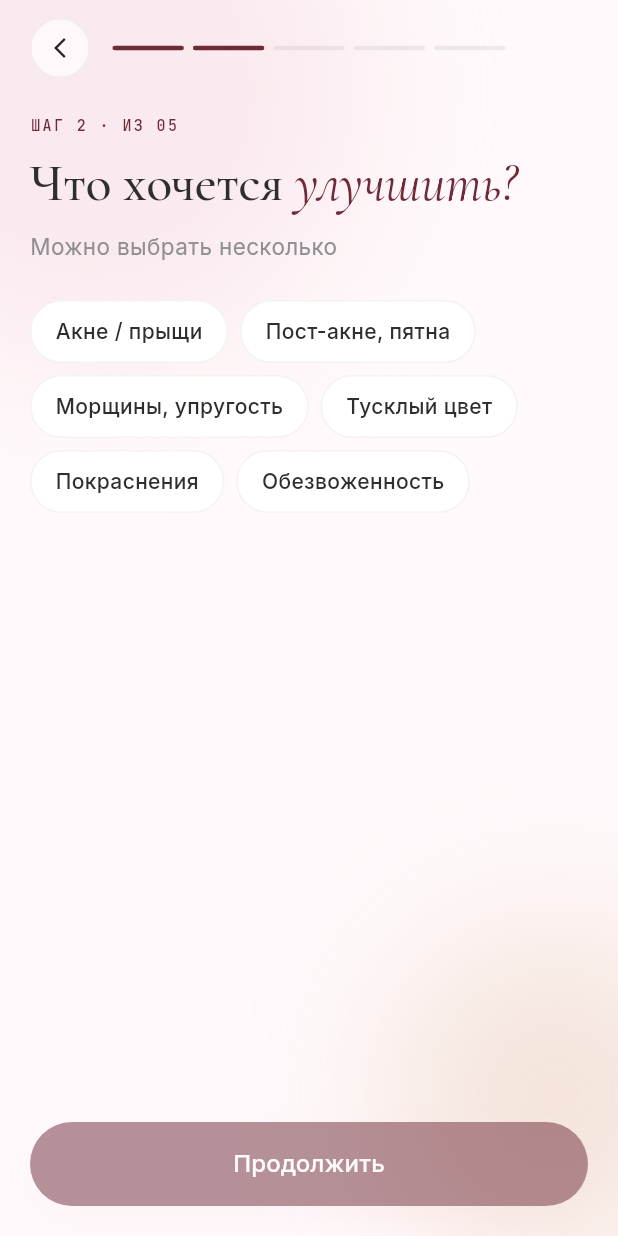
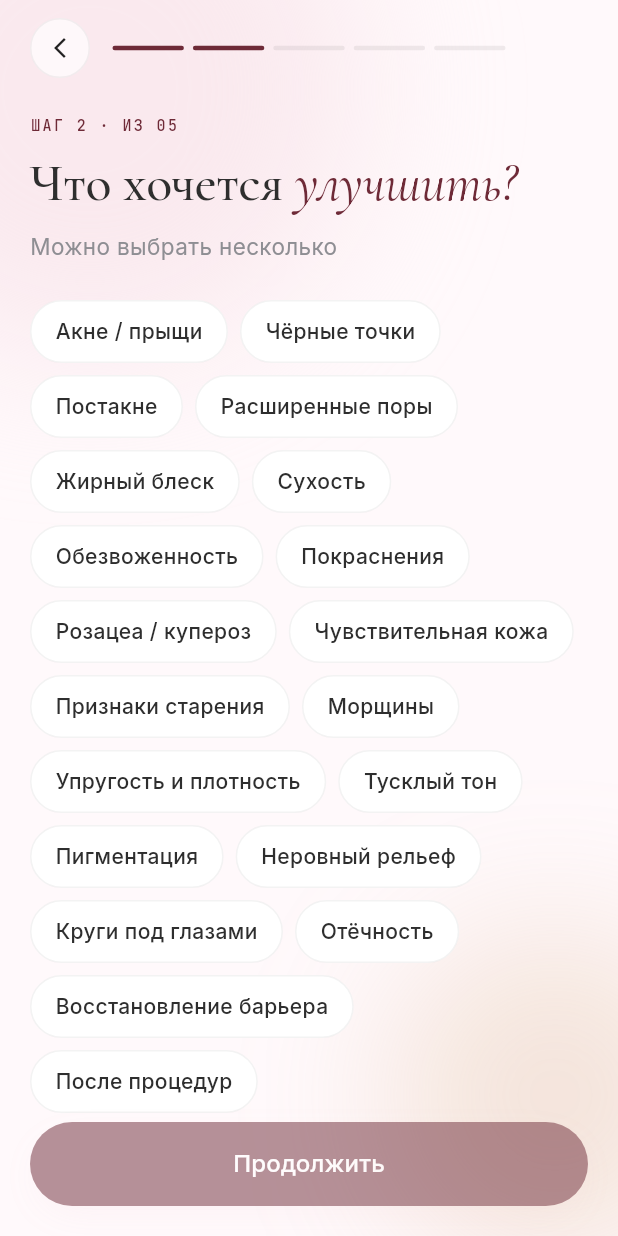
Before and after one commit to Minlibay/MySkin, a Flutter app: the OnboardingScreen screen opened directly with empty values, after a tap on "Сухая", on a phone screen of 412 x 824 dp. Run offline on Flutter 3.47's test engine with Material 3 defaults, Android fonts, the phone set to English and light mode, and no system bars; our stand-ins replace camera, dio, flutter_local_notifications, flutter_riverpod, flutter_secure_storage, flutter_timezone and 4 more; missing offline and left inert: app_settings, google_mlkit_face_detection; accounts and stored records are empty; network calls fail.

Commit message:
Expand concern taxonomy from 6 to 21 tags
Old 6-tag list (acne, pih, aging, dullness, redness, dehydration) was
too coarse — admins couldn't differentiate blackheads from inflammatory
acne, or pigmentation from postacne, and users with eye-area or
elasticity concerns had nothing to pick in onboarding. Лина only saw
this thin signal too.

New canonical list, grouped:

  Blemishes:    acne, blackheads, pih, pores
  Oil/hydration: oiliness, dryness, dehydration
  Reactivity:   redness, rosacea, sensitivity, irritation
  Aging:        aging, wrinkles, elasticity
  Tone/texture: dullness, pigmentation, texture
  Eye area:     dark_circles, puffiness
  Barrier:      barrier, post_procedure

One source of truth in backend/lib/taxonomy.dart, mirrored in admin and
partner product forms, mobile onboarding step, profile edit, catalog
filter chips, and the vision scan + zone-insight prompts. The match
ranker, product validation, and Лина's prompt all already keyed off
this set — no logic changes needed.

Co-Authored-By: Claude Opus 4.7 <noreply@anthropic.com>

```diff
--- a/backend/lib/handlers.dart
+++ b/backend/lib/handlers.dart
@@ -2160,7 +2160,7 @@ const _zoneInsightSystemPrompt = '''
 {
   "issue": "1–2 предложения о том, что происходит с зоной (по делу)",
   "remedies": ["1–3 ингредиента/действия, без брендов"],
-  "concern": "один из: acne | pih | aging | dullness | redness | dehydration"
+  "concern": "один из: acne | blackheads | pih | pores | oiliness | dryness | dehydration | redness | rosacea | sensitivity | aging | wrinkles | dullness | pigmentation | texture | dark_circles | puffiness | barrier"
 }
 
 issue — до 240 символов. Каждый remedy — до 100 символов.
--- a/lib/features/catalog/presentation/catalog_screen.dart
+++ b/lib/features/catalog/presentation/catalog_screen.dart
@@ -220,11 +220,24 @@ class _Filters extends StatelessWidget {
 
   static const _concerns = [
     ('acne', 'Акне'),
+    ('blackheads', 'Чёрные точки'),
     ('pih', 'Постакне'),
+    ('pores', 'Поры'),
+    ('oiliness', 'Жирность'),
+    ('dryness', 'Сухость'),
+    ('dehydration', 'Увлажнение'),
+    ('redness', 'Покраснения'),
+    ('rosacea', 'Купероз'),
+    ('sensitivity', 'Чувствительность'),
     ('aging', 'Anti-age'),
+    ('wrinkles', 'Морщины'),
+    ('elasticity', 'Упругость'),
     ('dullness', 'Сияние'),
-    ('redness', 'Покраснения'),
-    ('dehydration', 'Увлажнение'),
+    ('pigmentation', 'Пигментация'),
+    ('texture', 'Рельеф'),
+    ('dark_circles', 'Круги под глазами'),
+    ('puffiness', 'Отёчность'),
+    ('barrier', 'Барьер'),
   ];
 
   @override
--- a/lib/features/onboarding/domain/onboarding_step.dart
+++ b/lib/features/onboarding/domain/onboarding_step.dart
@@ -108,11 +108,25 @@ class OnboardingFlow {
     multiSelect: true,
     options: [
       StepOption(id: 'acne', title: 'Акне / прыщи'),
-      StepOption(id: 'pih', title: 'Пост-акне, пятна'),
-      StepOption(id: 'aging', title: 'Морщины, упругость'),
-      StepOption(id: 'dullness', title: 'Тусклый цвет'),
+      StepOption(id: 'blackheads', title: 'Чёрные точки'),
+      StepOption(id: 'pih', title: 'Постакне'),
+      StepOption(id: 'pores', title: 'Расширенные поры'),
+      StepOption(id: 'oiliness', title: 'Жирный блеск'),
+      StepOption(id: 'dryness', title: 'Сухость'),
+      StepOption(id: 'dehydration', title: 'Обезвоженность'),
       StepOption(id: 'redness', title: 'Покраснения'),
-      StepOption(id: 'dehydration', title: 'Обезвоженность'),
+      StepOption(id: 'rosacea', title: 'Розацеа / купероз'),
+      StepOption(id: 'sensitivity', title: 'Чувствительная кожа'),
+      StepOption(id: 'aging', title: 'Признаки старения'),
+      StepOption(id: 'wrinkles', title: 'Морщины'),
+      StepOption(id: 'elasticity', title: 'Упругость и плотность'),
+      StepOption(id: 'dullness', title: 'Тусклый тон'),
+      StepOption(id: 'pigmentation', title: 'Пигментация'),
+      StepOption(id: 'texture', title: 'Неровный рельеф'),
+      StepOption(id: 'dark_circles', title: 'Круги под глазами'),
+      StepOption(id: 'puffiness', title: 'Отёчность'),
+      StepOption(id: 'barrier', title: 'Восстановление барьера'),
+      StepOption(id: 'post_procedure', title: 'После процедур'),
     ],
   );
 
--- a/lib/features/profile/presentation/profile_screen.dart
+++ b/lib/features/profile/presentation/profile_screen.dart
@@ -184,11 +184,25 @@ class _ProfileScreenState extends ConsumerState<ProfileScreen> {
   Future<void> _editConcerns() async {
     const all = [
       ('acne', 'Акне / прыщи'),
-      ('pih', 'Пост-акне, пятна'),
-      ('aging', 'Морщины, упругость'),
-      ('dullness', 'Тусклый цвет'),
+      ('blackheads', 'Чёрные точки'),
+      ('pih', 'Постакне'),
+      ('pores', 'Расширенные поры'),
+      ('oiliness', 'Жирный блеск'),
+      ('dryness', 'Сухость'),
+      ('dehydration', 'Обезвоженность'),
       ('redness', 'Покраснения'),
-      ('dehydration', 'Обезвоженность'),
+      ('rosacea', 'Розацеа / купероз'),
+      ('sensitivity', 'Чувствительная кожа'),
+      ('aging', 'Признаки старения'),
+      ('wrinkles', 'Морщины'),
+      ('elasticity', 'Упругость и плотность'),
+      ('dullness', 'Тусклый тон'),
+      ('pigmentation', 'Пигментация'),
+      ('texture', 'Неровный рельеф'),
+      ('dark_circles', 'Круги под глазами'),
+      ('puffiness', 'Отёчность'),
+      ('barrier', 'Восстановление барьера'),
+      ('post_procedure', 'После процедур'),
     ];
     final result = await showModalBottomSheet<List<String>>(
       context: context,
```
Also changed, not shown: backend/lib/gigachat.dart (+9 -3 lines), backend/lib/taxonomy.dart (+24 -6 lines), 2 other files.
